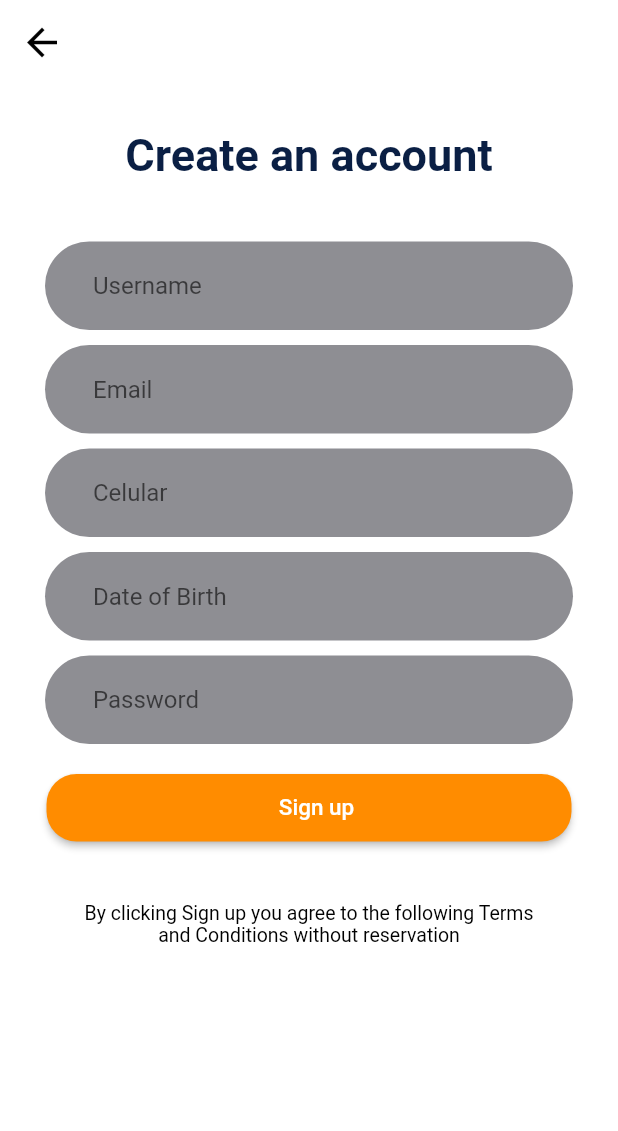
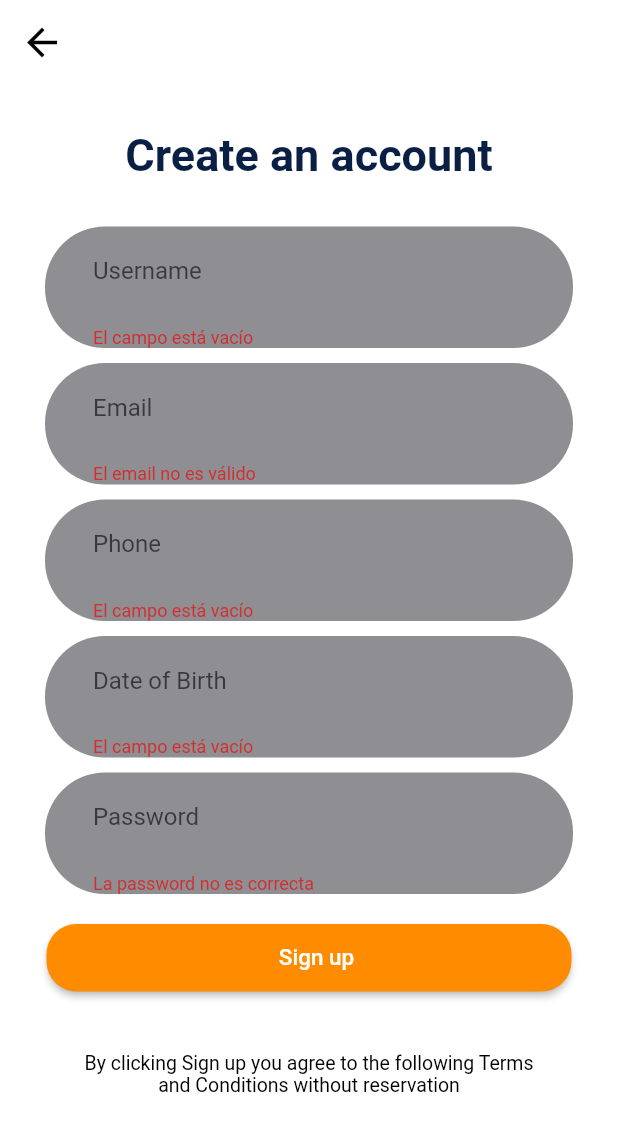
Before and after one commit to problesgerardo/Delivery_app, a Flutter app: the RegisterPage screen opened by its route, after a tap on "Sign up", on a phone screen of 412 x 824 dp. Shown: the top 1131 px of the screen. Run offline on Flutter 3.47's test engine with Material 2 defaults, Android fonts, the phone set to English and light mode, and no system bars; our stand-ins replace card_swiper, shared_preferences; accounts and stored records are empty; network calls fail.

Commit message:
SignUp Implementation
Implementacion de SignUp Frontend con el backend

```diff
--- a/lib/main.dart
+++ b/lib/main.dart
@@ -4,6 +4,7 @@ import 'package:flutter/material.dart';
 
 //Routes
 import 'package:delivery_app/src/routes/routes.dart';
+import 'package:flutter_localizations/flutter_localizations.dart';
 import 'package:provider/provider.dart';
 
 
@@ -31,9 +32,18 @@ class MyApp extends StatelessWidget {
       debugShowCheckedModeBanner: false,
       routes: routes,
       initialRoute: 'welcome',
+      localizationsDelegates: const [
+        GlobalMaterialLocalizations.delegate,
+        GlobalWidgetsLocalizations.delegate,
+        GlobalCupertinoLocalizations.delegate,
+      ],
+      supportedLocales: const [
+        Locale('es', ''),
+        Locale('en', ''),
+      ],
       theme: ThemeData(
         scaffoldBackgroundColor: Colors.white,
-        appBarTheme: AppBarTheme(
+        appBarTheme: const AppBarTheme(
           iconTheme: IconThemeData(
             color: Colors.black
           )
--- /dev/null
+++ b/lib/src/base/constants/LocalStorageKeys.dart
@@ -0,0 +1,6 @@
+
+
+class LocalStorageKeys{
+
+  static String idToken = "idToken";
+}
--- a/lib/src/base/views/LoadingView.dart
+++ b/lib/src/base/views/LoadingView.dart
@@ -9,12 +9,13 @@ class LoadingView extends StatelessWidget {
     return Scaffold(
       body: Center(
         child: Column(
+          mainAxisAlignment: MainAxisAlignment.center,
           children: [
             CircularProgressIndicator(
               backgroundColor: orange,
             ),
-            SizedBox(height: 10.0,),
-            Text('Loading....'),
+            const SizedBox(height: 10.0,),
+            const Text('Loading....'),
           ],
         ),
       ),
--- a/lib/src/features/domain/useCases/Auth/SignUpUseCase/SignUpUseCase.dart
+++ b/lib/src/features/domain/useCases/Auth/SignUpUseCase/SignUpUseCase.dart
@@ -59,6 +59,7 @@ extension on DefaultSignUpUseCase {
       localId: entity.localId,
       role: UserRole.user,
       userName: params.userName,
+      email: params.email,
       phone: params.phone,
       dateOfBirth: params.date,
       startDate: DateHelpers.getStartDate(),
--- /dev/null
+++ b/lib/src/features/presentation/register_page/model/SignUpModel.dart
@@ -0,0 +1,17 @@
+
+class SignUpModel {
+
+  SignUpModel({
+    this.username,
+    this.email,
+    this.password,
+    this.phone,
+    this.date,
+  });
+
+  String? username;
+  String? email;
+  String? password;
+  String? phone;
+  String? date;
+}
--- a/lib/src/features/presentation/register_page/view/register_page.dart
+++ b/lib/src/features/presentation/register_page/view/register_page.dart
@@ -1,5 +1,9 @@
+import 'package:delivery_app/src/base/views/BaseView.dart';
+import 'package:delivery_app/src/features/presentation/register_page/viewModel/SignUpViewModel.dart';
+import 'package:delivery_app/src/features/presentation/state_providers/LoadingStateProvider.dart';
 import 'package:delivery_app/src/features/presentation/widgets/buttons/rounded_button.dart';
 import 'package:delivery_app/src/features/presentation/widgets/headers/header_text.dart';
+import 'package:delivery_app/src/features/presentation/widgets/textFormField/CustomTextFormField.dart';
 import 'package:flutter/material.dart';
 
 import 'package:delivery_app/src/features/presentation/widgets/buttons/back_button.dart';
@@ -7,20 +11,29 @@ import 'package:delivery_app/src/features/presentation/widgets/buttons/back_butt
 //Colors
 import 'package:delivery_app/src/colors/colors.dart';
 import 'package:flutter/services.dart';
+import 'package:provider/provider.dart';
+
+import '../../../../utils/helpers/ResultTypes/ResultType.dart';
 
 
-class RegisterPage extends StatelessWidget {
-  const RegisterPage({super.key});
+class RegisterPage extends StatelessWidget with BaseView {
+
+  final SignUpViewModel _viewModel;
+
+  RegisterPage({ SignUpViewModel? viewModel })
+    : _viewModel = viewModel ?? DefaultSignUpViewModel();
 
   @override
   Widget build(BuildContext context) {
+
+    _viewModel .initState(loadingStateProvider: Provider.of<LoadingStateProvider>(context));
 
     SystemChrome.setSystemUIOverlayStyle(
       SystemUiOverlayStyle.dark.copyWith(
         statusBarColor: Colors.black
       )
     );
-    return Scaffold(
+    return _viewModel.loadingState.isLoading ? loadingView : Scaffold(
       appBar: AppBar(
         elevation: 0.0,
         backgroundColor: Colors.white,
@@ -30,31 +43,64 @@ class RegisterPage extends StatelessWidget {
           }
         ),
       ),
-      body: SingleChildScrollView(
-        child: Center(
+      body: CustomScrollView(
+        slivers: [
+          SliverList(delegate: SliverChildListDelegate(
+            [
+              Center(
+                child: Form(
+                  key: _viewModel.formKey,
+                  autovalidateMode: AutovalidateMode.onUserInteraction,
                   child: Container(
                     padding: EdgeInsets.all( 30.0 ),
                     child: Column(
                       children: [
                         HeaderText(text: 'Create an account', color: primaryColor, fontWeight: FontWeight.bold, fontSize: 30.0),
 
-                _userNameInput(context),
+                        SizedBox( height: 20.0 ,),
 
-                _emailNameInput(context),
+                        CustomTextFormField(
+                          textFormFieldType: CustomTextFormFieldType.username,
+                          hintText: 'Username',
+                          delegate: _viewModel,
+                        ),
 
-                _phoneInput(context),
+                        CustomTextFormField(
+                          textFormFieldType: CustomTextFormFieldType.email,
+                          hintText: 'Email',
+                          delegate: _viewModel,
+                        ),
 
-                _dateOfBirthInput(context),
+                        CustomTextFormField(
+                          textFormFieldType: CustomTextFormFieldType.phone,
+                          hintText: 'Phone',
+                          delegate: _viewModel,
+                        ),
 
-                _passwordInput(context),
+                        GestureDetector(
+                          onTap: () => _selectDate(context),
+                          child: AbsorbPointer(
+                            child: CustomTextFormField(
+                              textFormFieldType: CustomTextFormFieldType.dateOfBirth,
+                              hintText: 'Date of Birth',
+                              delegate: _viewModel,
+                              controller: _viewModel.dateController,
+                            ),
+                          ),
+                        ),
 
-                //_registerButton(context),
+                        CustomTextFormField(
+                          textFormFieldType: CustomTextFormFieldType.password,
+                          hintText: 'Password',
+                          delegate: _viewModel,
+                        ),
+
                         RoundedButton(
                           context: context,
                           color: orange,
                           labelButton: 'Sign up',
                           fnAction: (){
-                    print('Habilitar Registro');
+                            _ctaTapped(context);
                           }
                         ),
 
@@ -70,113 +116,52 @@ class RegisterPage extends StatelessWidget {
                             ),
                           ),
                         ),
-
                       ],
                     ),
-          )
                   ),
+                ),
+              ),
+
+            ]
+          ))
+        ],
       ),
     );
   }
 }
 
-Widget _userNameInput( BuildContext context) {
-  return Container(
-    margin: EdgeInsets.only( top: 40.0 ),
-    padding: EdgeInsets.only( left: 20.0 ),
-    decoration: BoxDecoration(
-      color: bgInputs,
-      borderRadius: BorderRadius.circular(40.0),
-    ),
-    child: TextField(
-      keyboardType: TextInputType.text,
-      decoration: InputDecoration(
-        hintText: 'Username',
-        border: OutlineInputBorder(
-          borderSide: BorderSide.none
-        )
-      ),
-    ),
+extension UserAction on RegisterPage {
+
+  void _selectDate( BuildContext context) async {
+
+    final DateTime? picked = await showDatePicker(
+      context: context,
+      initialDate: _viewModel.selectecDate,
+      firstDate: DateTime(1960,1),
+      lastDate: DateTime(2100),
+      locale: Locale('es', ''),
     );
+
+    if( picked != null && picked != _viewModel.selectecDate ) {
+      _viewModel.signUpModel?.date = "${picked.toLocal().day}/${picked.toLocal().month}/${picked.toLocal().year}";
+      _viewModel.dateController.text = "${picked.toLocal().day}/${picked.toLocal().month}/${picked.toLocal().year}";
     }
 
-Widget _emailNameInput( BuildContext context) {
-  return Container(
-    margin: EdgeInsets.only( top: 10.0 ),
-    padding: EdgeInsets.only( left: 20.0 ),
-    decoration: BoxDecoration(
-      color: bgInputs,
-      borderRadius: BorderRadius.circular(40.0),
-    ),
-    child: TextField(
-      keyboardType: TextInputType.emailAddress,
-      decoration: InputDecoration(
-        hintText: 'Email',
-        border: OutlineInputBorder(
-          borderSide: BorderSide.none
-        )
-      ),
-    ),
-  );
   }
 
-Widget _phoneInput( BuildContext context) {
-  return Container(
-    margin: EdgeInsets.only( top: 10.0 ),
-    padding: EdgeInsets.only( left: 20.0 ),
-    decoration: BoxDecoration(
-      color: bgInputs,
-      borderRadius: BorderRadius.circular(40.0),
-    ),
-    child: TextField(
-      keyboardType: TextInputType.phone,
-      decoration: InputDecoration(
-        hintText: 'Celular',
-        border: OutlineInputBorder(
-          borderSide: BorderSide.none
-        )
-      ),
-    ),
-  );
+  void _ctaTapped( BuildContext context ) {
+
+    if( _viewModel.isFormValidate() ) {
+      _viewModel.signUp().then((result) {
+        switch(result.status) {
+
+          case ResultStatus.success:
+            Navigator.pushNamed(context, "tabs");
+            break;
+          case ResultStatus.error:
+            errorStateProvider.setFailure(context: context, value: result.error!);
         }
-
-Widget _dateOfBirthInput( BuildContext context) {
-  return Container(
-    margin: EdgeInsets.only( top: 10.0 ),
-    padding: EdgeInsets.only( left: 20.0 ),
-    decoration: BoxDecoration(
-      color: bgInputs,
-      borderRadius: BorderRadius.circular(40.0),
-    ),
-    child: TextField(
-      keyboardType: TextInputType.datetime,
-      decoration: InputDecoration(
-        hintText: 'Date of Birth',
-        border: OutlineInputBorder(
-          borderSide: BorderSide.none
-        )
-      ),
-    ),
-  );
+      });
     }
-
-Widget _passwordInput( BuildContext context) {
-  return Container(
-    margin: EdgeInsets.only( top: 10.0 ),
-    padding: EdgeInsets.only( left: 20.0 ),
-    decoration: BoxDecoration(
-      color: bgInputs,
-      borderRadius: BorderRadius.circular(40.0),
-    ),
-    child: TextField(
-      keyboardType: TextInputType.visiblePassword,
-      obscureText: true,
-      decoration: InputDecoration(
-        hintText: 'Password',
-        border: OutlineInputBorder(
-          borderSide: BorderSide.none
-        )
-      ),
-    ),
-  );
   }
+}
--- /dev/null
+++ b/lib/src/features/presentation/register_page/viewModel/SignUpViewModel.dart
@@ -0,0 +1,114 @@
+
+
+
+import 'package:delivery_app/src/base/apiService/AppError.dart';
+import 'package:delivery_app/src/base/constants/LocalStorageKeys.dart';
+import 'package:delivery_app/src/features/domain/useCases/Auth/SignUpUseCase/SignUpUseCase.dart';
+import 'package:delivery_app/src/features/domain/useCases/Auth/SignUpUseCase/SignUpUseCaseParameters.dart';
+import 'package:delivery_app/src/features/domain/useCases/LocalStorage/LocalStorageUseCaseParameters.dart';
+import 'package:delivery_app/src/features/domain/useCases/LocalStorage/SaveLocalStorageUseCase.dart';
+import 'package:delivery_app/src/features/presentation/register_page/model/SignUpModel.dart';
+import 'package:delivery_app/src/features/presentation/state_providers/LoadingStateProvider.dart';
+import 'package:delivery_app/src/features/presentation/widgets/textFormField/CustomTextFormField.dart';
+import 'package:flutter/material.dart';
+
+import '../../../../utils/helpers/ResultTypes/ResultType.dart';
+
+abstract class SignUpViewModelInput {
+
+  late LoadingStateProvider loadingState;
+  GlobalKey<FormState> formKey = GlobalKey<FormState>();
+  late TextEditingController dateController;
+  late DateTime selectecDate;
+  SignUpModel? signUpModel = SignUpModel();
+
+  void initState({ required LoadingStateProvider loadingStateProvider });
+
+  Future<Result<bool, Failure>> signUp();
+
+  bool isFormValidate();
+}
+
+abstract class SignUpViewModel extends SignUpViewModelInput with TextFormFieldDelegate{
+
+
+
+}
+
+
+class DefaultSignUpViewModel extends SignUpViewModel {
+
+  //Dependencias
+  final SignUpUseCase _signUpUseCase;
+  final SaveLocalStorageUseCase _saveLocalStorageUseCase;
+
+  DefaultSignUpViewModel({ SignUpUseCase? signUpUseCase, SaveLocalStorageUseCase? saveLocalStorageUseCase })
+    : _signUpUseCase = signUpUseCase ?? DefaultSignUpUseCase(),
+    _saveLocalStorageUseCase = saveLocalStorageUseCase ?? DefaultSaveLocalStorageUseCase();
+
+  @override
+  void initState({required LoadingStateProvider loadingStateProvider}) {
+    loadingState = loadingStateProvider;
+    dateController = TextEditingController();
+    selectecDate = DateTime.now();
+  }
+
+  @override
+  bool isFormValidate() {
+
+    return formKey.currentState?.validate() ?? false;
+  }
+
+  @override
+  Future<Result<bool, Failure>> signUp() {
+
+    loadingState.setLoadingState(isLoading: true);
+
+    return _signUpUseCase.execute(params: SignUpUseCaseParameter(
+      userName: signUpModel?.username ?? "",
+      email: signUpModel?.email ?? "",
+      password: signUpModel?.password ?? "",
+      phone: signUpModel?.phone ?? "",
+      date: signUpModel?.date ?? ""
+    )).then((result) {
+      switch (result.status) {
+
+        case ResultStatus.success:
+          _saveLocalStorageUseCase.execute(parameters: SaveLocalStorageParameters(
+            key: LocalStorageKeys.idToken,
+            value: result.value?.idToken ?? ""
+          ));
+          loadingState.setLoadingState(isLoading: false);
+          return Result.success(true);
+        case ResultStatus.error:
+          loadingState.setLoadingState(isLoading: false);
+          return Result.failure(result.error);
+      }
+    });
+  }
+
+  @override
+  onChange({required String newValue, required CustomTextFormFieldType customTextFormFieldType}) {
+
+    switch( customTextFormFieldType ) {
+
+      case CustomTextFormFieldType.email:
+        signUpModel?.email = newValue;
+        break;
+      case CustomTextFormFieldType.password:
+        signUpModel?.password = newValue;
+        break;
+      case CustomTextFormFieldType.phone:
+        signUpModel?.phone = newValue;
+        break;
+      case CustomTextFormFieldType.username:
+        signUpModel?.username = newValue;
+        break;
+      case CustomTextFormFieldType.dateOfBirth:
+        signUpModel?.date = newValue;
+        break;
+    }
+  }
+
+
+}
--- /dev/null
+++ b/lib/src/features/presentation/widgets/textFormField/CustomTextFormField.dart
@@ -0,0 +1,89 @@
+
+
+import 'package:delivery_app/src/utils/helpers/Validators/FormValidators.dart';
+import 'package:flutter/material.dart';
+import '../../../../colors/colors.dart';
+
+abstract class TextFormFieldDelegate {
+  onChange({
+    required String newValue,
+    required CustomTextFormFieldType customTextFormFieldType,
+  });
+}
+
+enum CustomTextFormFieldType{
+  email, password, phone, username, dateOfBirth
+}
+
+class CustomTextFormField extends StatelessWidget {
+
+  final CustomTextFormFieldType textFormFieldType;
+  final String hintText;
+  final TextFormFieldDelegate delegate;
+  final TextEditingController? _controller;
+
+  const CustomTextFormField({
+    required this.textFormFieldType,
+    required this.hintText,
+    required this.delegate,
+    TextEditingController? controller,
+  }) : _controller = controller ;
+
+  @override
+  Widget build(BuildContext context) {
+    return Container(
+      margin: EdgeInsets.only( top: 10.0 ),
+      padding: EdgeInsets.only( left: 20.0 ),
+      decoration: BoxDecoration(
+        color: bgInputs,
+        borderRadius: BorderRadius.circular(40.0),
+      ),
+      child: TextFormField(
+        controller: _controller,
+        keyboardType: getKeyBoardType(textFormFieldType: textFormFieldType),
+        obscureText: textFormFieldType == CustomTextFormFieldType.password ? true : false,
+        decoration: InputDecoration(
+          hintText: hintText,
+          border: OutlineInputBorder(
+            borderSide: BorderSide.none
+          ),
+        ),
+        onChanged: ( newValue ) => delegate.onChange(newValue: newValue, customTextFormFieldType: textFormFieldType),
+        validator: ( value ) {
+          switch( textFormFieldType ) {
+            case CustomTextFormFieldType.email:
+              return EmailFormValidator.validateEmail(email: value ?? '');
+
+            case CustomTextFormFieldType.password:
+              return PasswordFormValidator.validatePassword(password: value ?? '');
+
+            case CustomTextFormFieldType.phone:
+              return DefaultFormValidator.validateIsNotEmpty(value: value ?? '');
+
+            case CustomTextFormFieldType.username:
+              return DefaultFormValidator.validateIsNotEmpty(value: value ?? '');
+
+            case CustomTextFormFieldType.dateOfBirth:
+              return DefaultFormValidator.validateIsNotEmpty(value: value ?? '');
+          }
+        },
+      ),
+    );
+  }
+
+  TextInputType? getKeyBoardType({ required CustomTextFormFieldType textFormFieldType }) {
+    switch( textFormFieldType ) {
+
+      case CustomTextFormFieldType.email:
+        return TextInputType.emailAddress;
+      case CustomTextFormFieldType.password:
+        return TextInputType.visiblePassword;
+      case CustomTextFormFieldType.phone:
+        return TextInputType.phone;
+      case CustomTextFormFieldType.username:
+        return TextInputType.text;
+      case CustomTextFormFieldType.dateOfBirth:
+        return TextInputType.datetime;
+    }
+  }
+}
--- /dev/null
+++ b/lib/src/utils/helpers/Validators/FormValidators.dart
@@ -0,0 +1,25 @@
+
+
+   class EmailFormValidator {
+     static String message = 'El email no es válido';
+     static String? validateEmail({ required String email })  {
+       String pattern = r'^(([^<>()[\]\\.,;:\s@\"]+(\.[^<>()[\]\\.,;:\s@\"]+)*)|(\".+\"))@((\[[0-9]{1,3}\.[0-9]{1,3}\.[0-9]{1,3}\.[0-9]{1,3}\])|(([a-zA-Z\-0-9]+\.)+[a-zA-Z]{2,}))$';
+       RegExp regExp  = RegExp(pattern);
+
+       return regExp.hasMatch(email) ? null : message;
+     }
+   }
+
+   class PasswordFormValidator {
+     static String message = 'La password no es correcta';
+     static String? validatePassword({ required String password }) {
+       return password.isNotEmpty && password.length >= 6 ? null : message;
+     }
+   }
+
+   class DefaultFormValidator {
+     static String message = 'El campo está vacío';
+     static String? validateIsNotEmpty({ required String value }) {
+       return value.isNotEmpty ? null : message;
+     }
+   }
--- a/pubspec.yaml
+++ b/pubspec.yaml
@@ -31,6 +31,8 @@ environment:
 dependencies:
   flutter:
     sdk: flutter
+  flutter_localizations:  # Add this line
+    sdk: flutter          # Add this line
 
 
   # The following adds the Cupertino Icons font to your application.
```
Also changed, not shown: pubspec.lock, 1 other file. Lines whose indentation alone changed are shown as unchanged.
